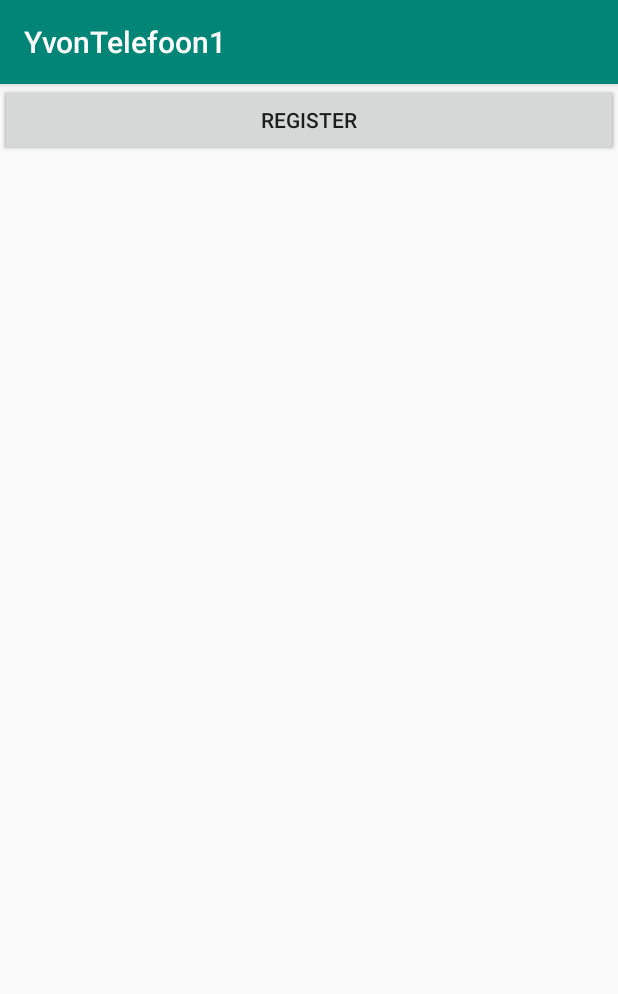
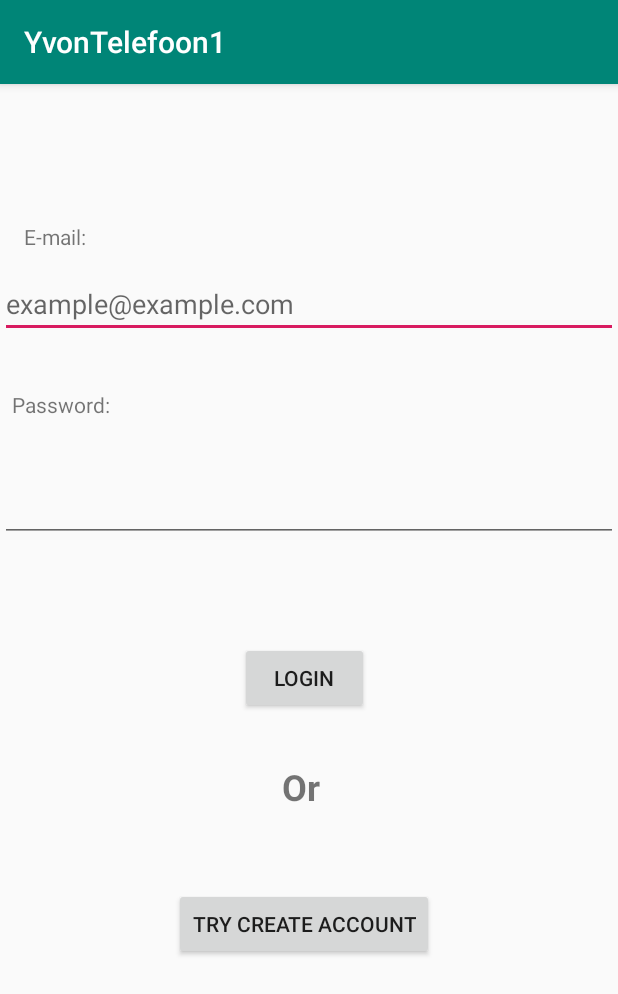
Before and after one commit to Pepijnhuis/Softwarevankje, an Android app: the screen it shows after launch (ChooseLoginRegistrationAcitivity before the commit, LoginActivity after it), on a phone screen of 412 x 824 dp. Shown: the top 994 px of the screen. Run offline under Robolectric (Android 15) with nearby library versions, the phone set to English and light mode, and no system bars; our stand-ins replace Firebase (no records; nobody signed in at launch, a user with empty details on screens opened directly).

Commit message:
Signout en Linkjes naar paginas

```diff
--- a/app/src/main/java/com/example/tinder/ChooseLoginRegistrationAcitivity.java
+++ /dev/null
@@ -1,41 +0,0 @@
-package com.example.tinder;
-
-import android.content.Intent;
-import android.support.v7.app.AppCompatActivity;
-import android.os.Bundle;
-import android.view.View;
-import android.widget.Button;
-
-public class ChooseLoginRegistrationAcitivity extends AppCompatActivity {
-
-    private Button mlogin, mRegister;
-
-    @Override
-    protected void onCreate(Bundle savedInstanceState) {
-        super.onCreate(savedInstanceState);
-        setContentView(R.layout.activity_choose_login_registration_acitivity);
-
-        mlogin = (Button) findViewById(R.id.login);
-        mRegister = (Button) findViewById(R.id.register);
-
-        mlogin.setOnClickListener(new View.OnClickListener() {
-            @Override
-            public void onClick(View v) {
-                Intent intent = new Intent(ChooseLoginRegistrationAcitivity.this, LoginActivity.class);
-                startActivity(intent);
-                finish();
-            }
-        });
-        mRegister.setOnClickListener(new View.OnClickListener() {
-            @Override
-            public void onClick(View v) {
-                Intent intent = new Intent(ChooseLoginRegistrationAcitivity.this, RegistrationActivity.class);
-                startActivity(intent);
-                finish();
-            }
-        });
-
-
-    }
-
-}
--- a/app/src/main/java/com/example/tinder/LoginActivity.java
+++ b/app/src/main/java/com/example/tinder/LoginActivity.java
@@ -20,16 +20,14 @@ public class LoginActivity extends AppCompatActivity {
     private Button mLogin;
 
     private EditText mEmail,mPassword;
-
+    private Button mRegisterbutton;
     private FirebaseAuth mAuth;
     private FirebaseAuth.AuthStateListener firebaseAuthStateListener;
-
-
-
     @Override
     protected void onCreate(Bundle savedInstanceState) {
         super.onCreate(savedInstanceState);
         setContentView(R.layout.activity_login);
+
 
         mAuth = FirebaseAuth.getInstance();
         firebaseAuthStateListener = new FirebaseAuth.AuthStateListener() {
@@ -44,11 +42,20 @@ public class LoginActivity extends AppCompatActivity {
             }
         };
 
+        mRegisterbutton = (Button) findViewById(R.id.registeraccount);
+        mRegisterbutton.setOnClickListener(new View.OnClickListener() {
+            @Override
+            public void onClick(View v) {
+                Intent intent = new Intent(LoginActivity.this, CreateAccount2.class);
+                startActivity(intent);
+                finish();
+            }
+        });
 
-        mLogin = (Button) findViewById(R.id.login);
+        mLogin = (Button) findViewById(R.id.loginaccount);
 
-        mEmail = (EditText) findViewById(R.id.email);
-        mPassword = (EditText) findViewById(R.id.password);
+        mEmail = (EditText) findViewById(R.id.emailbox);
+        mPassword = (EditText) findViewById(R.id.passwordbox);
 
         mLogin.setOnClickListener(new View.OnClickListener() {
             @Override
@@ -66,7 +73,6 @@ public class LoginActivity extends AppCompatActivity {
             }
         });
 
-
     }
 
     @Override
--- a/app/src/main/res/layout/activity_choose_login_registration_acitivity.xml
+++ /dev/null
@@ -1,27 +0,0 @@
-<?xml version="1.0" encoding="utf-8"?>
-<android.support.constraint.ConstraintLayout xmlns:android="http://schemas.android.com/apk/res/android"
-    xmlns:app="http://schemas.android.com/apk/res-auto"
-    xmlns:tools="http://schemas.android.com/tools"
-    android:layout_width="match_parent"
-    android:layout_height="match_parent"
-    tools:context=".MainActivity">
-
-
-    <Button
-        android:id="@+id/login"
-        android:layout_width="match_parent"
-        android:layout_height="wrap_content"
-        android:text="Login"
-        tools:layout_editor_absoluteX="0dp"
-        tools:layout_editor_absoluteY="89dp" />
-
-    <Button
-        android:id="@+id/register"
-        android:layout_width="match_parent"
-        android:layout_height="wrap_content"
-        android:text="register"
-        tools:layout_editor_absoluteX="0dp"
-        tools:layout_editor_absoluteY="137dp" />
-
-
-</android.support.constraint.ConstraintLayout>
--- a/app/src/main/res/layout/activity_login.xml
+++ b/app/src/main/res/layout/activity_login.xml
@@ -1,27 +1,77 @@
 <?xml version="1.0" encoding="utf-8"?>
-<LinearLayout xmlns:android="http://schemas.android.com/apk/res/android"
+<android.support.constraint.ConstraintLayout xmlns:android="http://schemas.android.com/apk/res/android"
     xmlns:app="http://schemas.android.com/apk/res-auto"
     xmlns:tools="http://schemas.android.com/tools"
     android:layout_width="match_parent"
     android:layout_height="match_parent"
-    tools:context=".RegistrationActivity"
-    android:orientation="vertical">
+    tools:context=".MainActivity">
 
 
+    <TextView
+        android:layout_width="wrap_content"
+        android:layout_height="wrap_content"
+        android:layout_marginStart="16dp"
+        android:layout_marginTop="92dp"
+        android:text="@string/email"
+        app:layout_constraintStart_toStartOf="parent"
+        app:layout_constraintTop_toTopOf="parent" />
+
     <EditText
+        android:id="@+id/emailbox"
         android:layout_width="match_parent"
         android:layout_height="wrap_content"
-        android:hint="email"
-        android:id="@+id/email" />
+        android:layout_marginTop="124dp"
+        android:hint="example@example.com"
+        app:layout_constraintStart_toStartOf="parent"
+        app:layout_constraintTop_toTopOf="parent" />
+
+    <TextView
+        android:layout_width="wrap_content"
+        android:layout_height="wrap_content"
+        android:layout_marginStart="8dp"
+        android:layout_marginTop="204dp"
+        android:text="@string/password"
+        app:layout_constraintStart_toStartOf="parent"
+        app:layout_constraintTop_toTopOf="parent" />
+
     <EditText
+        android:id="@+id/passwordbox"
         android:layout_width="match_parent"
         android:layout_height="wrap_content"
-        android:hint="password"
-        android:id="@+id/password"/>
+        android:layout_marginTop="260dp"
+        app:layout_constraintStart_toStartOf="parent"
+        app:layout_constraintTop_toTopOf="parent" />
+
     <Button
-        android:layout_width="match_parent"
+        android:id="@+id/loginaccount"
+        android:layout_width="86dp"
         android:layout_height="wrap_content"
-        android:text="login"
-        android:id="@+id/login"/>
+        android:layout_marginStart="160dp"
+        android:layout_marginTop="372dp"
+        android:text="Login"
+        app:layout_constraintStart_toStartOf="parent"
+        app:layout_constraintTop_toTopOf="parent" />
 
-</LinearLayout>
+    <TextView
+        android:layout_width="34dp"
+        android:layout_height="30dp"
+        android:layout_marginStart="188dp"
+        android:layout_marginTop="452dp"
+        android:text="Or"
+        android:textSize="24sp"
+        android:textStyle="bold"
+        app:layout_constraintStart_toStartOf="parent"
+        app:layout_constraintTop_toTopOf="parent" />
+
+    <Button
+        android:id="@+id/registeraccount"
+        android:layout_width="wrap_content"
+        android:layout_height="wrap_content"
+        android:layout_marginStart="116dp"
+        android:layout_marginTop="536dp"
+        android:text="Try Create Account"
+        app:layout_constraintStart_toStartOf="parent"
+        app:layout_constraintTop_toTopOf="parent" />
+
+
+</android.support.constraint.ConstraintLayout>
--- a/app/src/main/res/values/strings.xml
+++ b/app/src/main/res/values/strings.xml
@@ -33,5 +33,7 @@
     <string name="number_of_housemates">Number of housemates</string>
     <string name="rent_hint">euros</string>
     <string name="size_hint">m^2</string>
+    <string name="email">E-mail:</string>
+    <string name="password">Password:</string>
 
 </resources>
```
Also changed, not shown: app/src/main/AndroidManifest.xml (+6 -5 lines), app/src/main/java/com/example/tinder/MainActivity.java (+2 -5 lines), app/src/main/java/com/example/tinder/Slideactivity.java (+13 -1 lines), app/src/main/res/layout/activity_main.xml (+0 -20 lines), app/src/main/res/layout/activity_slideactivity.xml (+17 -0 lines).
